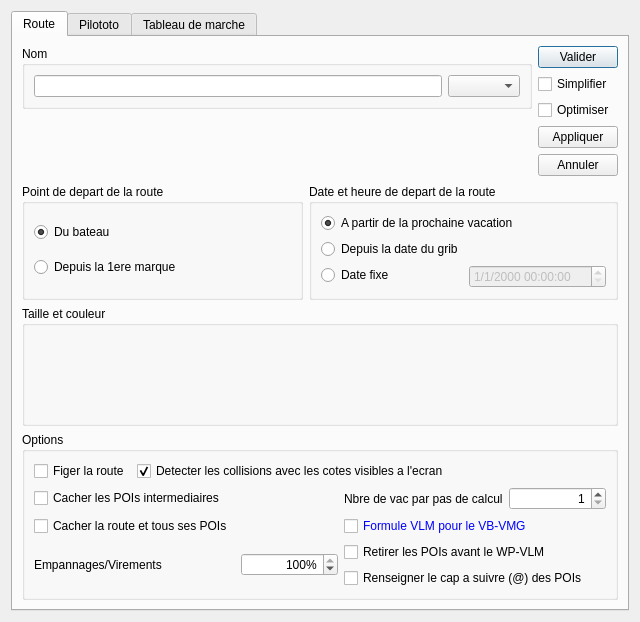
First picture: the form in src/Ui/Route_Editor.ui, repository nohal/qtVlm, before the edit.
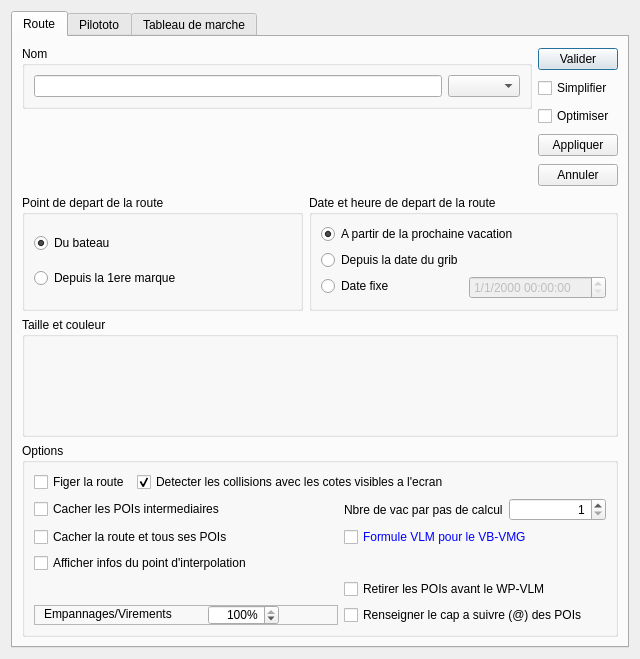
Second picture: the form after the edit.

Commit message: If necessary change boat nav mode when sending route to pilototo Add an option to see route's data at interpolation point

The edit to the form file:
```diff
--- a/src/Ui/Route_Editor.ui
+++ b/src/Ui/Route_Editor.ui
@@ -7,7 +7,7 @@
     <x>0</x>
     <y>0</y>
     <width>640</width>
-    <height>574</height>
+    <height>659</height>
    </rect>
   </property>
   <property name="sizePolicy">
@@ -223,31 +223,6 @@
           <string>Options</string>
          </property>
          <layout class="QGridLayout" name="gridLayout_4">
-          <item row="3" column="2" rowspan="2">
-           <widget class="QSpinBox" name="speedLossOnTack">
-            <property name="toolTip">
-             <string>Pourcentage de la polaire a appliquer pendant une vacation</string>
-            </property>
-            <property name="alignment">
-             <set>Qt::AlignRight|Qt::AlignTrailing|Qt::AlignVCenter</set>
-            </property>
-            <property name="suffix">
-             <string>%</string>
-            </property>
-            <property name="minimum">
-             <number>1</number>
-            </property>
-            <property name="maximum">
-             <number>100</number>
-            </property>
-            <property name="singleStep">
-             <number>10</number>
-            </property>
-            <property name="value">
-             <number>100</number>
-            </property>
-           </widget>
-          </item>
           <item row="1" column="4">
            <widget class="QSpinBox" name="vacStep">
             <property name="alignment">
@@ -258,20 +233,10 @@
             </property>
            </widget>
           </item>
-          <item row="4" column="3" colspan="2">
-           <widget class="QCheckBox" name="autoAt">
+          <item row="3" column="0" colspan="3">
+           <widget class="QCheckBox" name="hidden">
             <property name="text">
-             <string>Renseigner le cap a suivre (@) des POIs</string>
-            </property>
-           </widget>
-          </item>
-          <item row="0" column="0">
-           <widget class="QCheckBox" name="editFrozen">
-            <property name="toolTip">
-             <string/>
-            </property>
-            <property name="text">
-             <string>Figer la route</string>
+             <string>Cacher la route et tous ses POIs</string>
             </property>
            </widget>
           </item>
@@ -282,14 +247,14 @@
             </property>
            </widget>
           </item>
-          <item row="3" column="0" rowspan="2" colspan="2">
-           <widget class="QLabel" name="labelTackGybe">
+          <item row="1" column="3">
+           <widget class="QLabel" name="label">
             <property name="text">
-             <string>Empannages/Virements</string>
+             <string>Nbre de vac par pas de calcul</string>
             </property>
            </widget>
           </item>
-          <item row="2" column="3" colspan="2">
+          <item row="3" column="3" colspan="2">
            <widget class="QCheckBox" name="useVbvmgVlm">
             <property name="palette">
              <palette>
@@ -342,24 +307,13 @@
             </property>
            </widget>
           </item>
-          <item row="3" column="3" colspan="2">
-           <widget class="QCheckBox" name="autoRemove">
-            <property name="text">
-             <string>Retirer les POIs avant le WP-VLM</string>
+          <item row="0" column="0">
+           <widget class="QCheckBox" name="editFrozen">
+            <property name="toolTip">
+             <string/>
             </property>
-           </widget>
-          </item>
-          <item row="1" column="3">
-           <widget class="QLabel" name="label">
             <property name="text">
-             <string>Nbre de vac par pas de calcul</string>
-            </property>
-           </widget>
-          </item>
-          <item row="2" column="0" colspan="3">
-           <widget class="QCheckBox" name="hidden">
-            <property name="text">
-             <string>Cacher la route et tous ses POIs</string>
+             <string>Figer la route</string>
             </property>
            </widget>
           </item>
@@ -376,6 +330,81 @@
             </property>
            </widget>
           </item>
+          <item row="6" column="3" colspan="2">
+           <widget class="QCheckBox" name="autoRemove">
+            <property name="text">
+             <string>Retirer les POIs avant le WP-VLM</string>
+            </property>
+           </widget>
+          </item>
+          <item row="7" column="3" colspan="2">
+           <widget class="QCheckBox" name="autoAt">
+            <property name="text">
+             <string>Renseigner le cap a suivre (@) des POIs</string>
+            </property>
+           </widget>
+          </item>
+          <item row="7" column="0" colspan="3">
+           <widget class="QFrame" name="frame">
+            <property name="frameShape">
+             <enum>QFrame::StyledPanel</enum>
+            </property>
+            <property name="frameShadow">
+             <enum>QFrame::Raised</enum>
+            </property>
+            <widget class="QLabel" name="labelTackGybe">
+             <property name="geometry">
+              <rect>
+               <x>10</x>
+               <y>0</y>
+               <width>136</width>
+               <height>18</height>
+              </rect>
+             </property>
+             <property name="text">
+              <string>Empannages/Virements</string>
+             </property>
+            </widget>
+            <widget class="QSpinBox" name="speedLossOnTack">
+             <property name="geometry">
+              <rect>
+               <x>174</x>
+               <y>0</y>
+               <width>71</width>
+               <height>20</height>
+              </rect>
+             </property>
+             <property name="toolTip">
+              <string>Pourcentage de la polaire a appliquer pendant une vacation</string>
+             </property>
+             <property name="alignment">
+              <set>Qt::AlignRight|Qt::AlignTrailing|Qt::AlignVCenter</set>
+             </property>
+             <property name="suffix">
+              <string>%</string>
+             </property>
+             <property name="minimum">
+              <number>1</number>
+             </property>
+             <property name="maximum">
+              <number>100</number>
+             </property>
+             <property name="singleStep">
+              <number>10</number>
+             </property>
+             <property name="value">
+              <number>100</number>
+             </property>
+            </widget>
+           </widget>
+          </item>
+          <item row="4" column="0" colspan="3">
+           <widget class="QCheckBox" name="showInterpolData">
+            <property name="text">
+             <string>Afficher infos du point d'interpolation</string>
+            </property>
+           </widget>
+          </item>
          </layout>
         </widget>
        </item>
```
Left out of the diff: 2 changed lines with no effect on the pictures. The commit also changes 13 other files.
